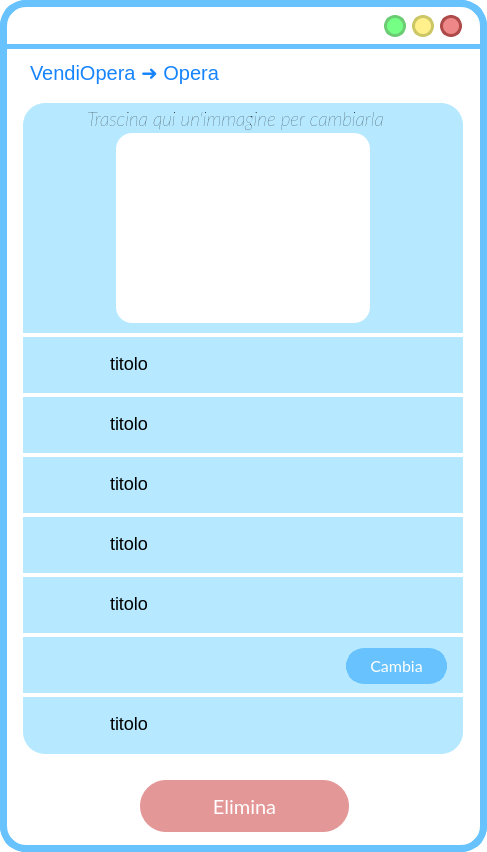
Before: the Qt Designer form frontend/ui/VistaOpera.ui in MrPio/MuseoOmero, drawn with Qt 5.
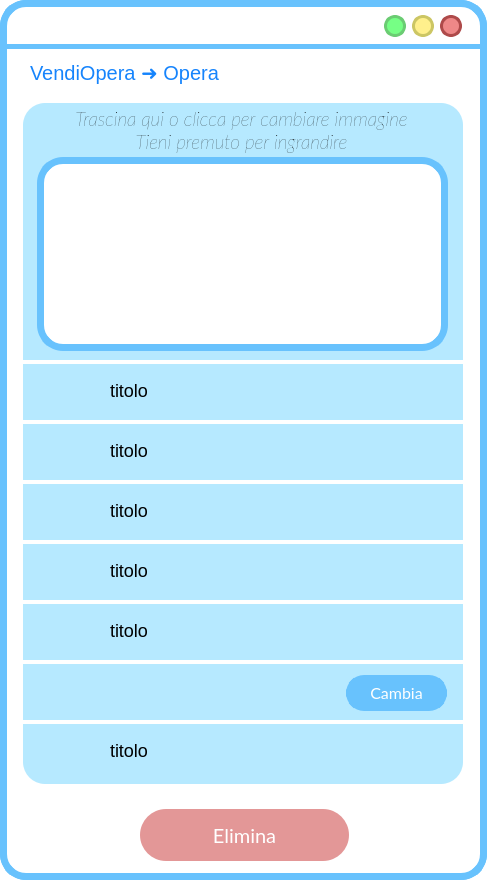
After: the same form once the commit is applied. Icons and pictures are not drawn.

The edit to the form file:
```diff
--- a/frontend/ui/VistaOpera.ui
+++ b/frontend/ui/VistaOpera.ui
@@ -7,7 +7,7 @@
     <x>0</x>
     <y>0</y>
     <width>487</width>
-    <height>852</height>
+    <height>880</height>
    </rect>
   </property>
   <property name="cursor">
@@ -205,7 +205,7 @@
       <x>23</x>
       <y>103</y>
       <width>440</width>
-      <height>651</height>
+      <height>681</height>
      </rect>
     </property>
     <property name="styleSheet">
@@ -375,49 +375,11 @@
      <string/>
     </property>
    </widget>
-   <widget class="QLabel" name="immagineLabel">
-    <property name="geometry">
-     <rect>
-      <x>116</x>
-      <y>133</y>
-      <width>254</width>
-      <height>190</height>
-     </rect>
-    </property>
-    <property name="sizePolicy">
-     <sizepolicy hsizetype="Fixed" vsizetype="Fixed">
-      <horstretch>0</horstretch>
-      <verstretch>0</verstretch>
-     </sizepolicy>
-    </property>
-    <property name="styleSheet">
-     <string notr="true">width: 314px;
-height: 180px;
-border-radius: 16px;
-background-color: rgb(255, 255, 255);
-text-align: center;</string>
-    </property>
-    <property name="text">
-     <string/>
-    </property>
-    <property name="scaledContents">
-     <bool>true</bool>
-    </property>
-    <property name="alignment">
-     <set>Qt::AlignCenter</set>
-    </property>
-    <property name="margin">
-     <number>10</number>
-    </property>
-    <property name="indent">
-     <number>10</number>
-    </property>
-   </widget>
    <widget class="QLabel" name="label_4">
     <property name="geometry">
      <rect>
       <x>20</x>
-      <y>333</y>
+      <y>360</y>
       <width>451</width>
       <height>4</height>
      </rect>
@@ -455,7 +417,7 @@
     <property name="geometry">
      <rect>
       <x>20</x>
-      <y>393</y>
+      <y>420</y>
       <width>450</width>
       <height>4</height>
      </rect>
@@ -493,7 +455,7 @@
     <property name="geometry">
      <rect>
       <x>20</x>
-      <y>453</y>
+      <y>480</y>
       <width>450</width>
       <height>4</height>
      </rect>
@@ -531,7 +493,7 @@
     <property name="geometry">
      <rect>
       <x>20</x>
-      <y>513</y>
+      <y>540</y>
       <width>450</width>
       <height>4</height>
      </rect>
@@ -569,7 +531,7 @@
     <property name="geometry">
      <rect>
       <x>20</x>
-      <y>573</y>
+      <y>600</y>
       <width>450</width>
       <height>4</height>
      </rect>
@@ -607,7 +569,7 @@
     <property name="geometry">
      <rect>
       <x>20</x>
-      <y>633</y>
+      <y>660</y>
       <width>450</width>
       <height>4</height>
      </rect>
@@ -645,7 +607,7 @@
     <property name="geometry">
      <rect>
       <x>20</x>
-      <y>693</y>
+      <y>720</y>
       <width>450</width>
       <height>4</height>
      </rect>
@@ -683,7 +645,7 @@
     <property name="geometry">
      <rect>
       <x>50</x>
-      <y>348</y>
+      <y>375</y>
       <width>34</width>
       <height>34</height>
      </rect>
@@ -708,7 +670,7 @@
     <property name="geometry">
      <rect>
       <x>50</x>
-      <y>408</y>
+      <y>435</y>
       <width>34</width>
       <height>34</height>
      </rect>
@@ -733,7 +695,7 @@
     <property name="geometry">
      <rect>
       <x>50</x>
-      <y>468</y>
+      <y>495</y>
       <width>34</width>
       <height>34</height>
      </rect>
@@ -758,7 +720,7 @@
     <property name="geometry">
      <rect>
       <x>50</x>
-      <y>528</y>
+      <y>555</y>
       <width>34</width>
       <height>34</height>
      </rect>
@@ -783,7 +745,7 @@
     <property name="geometry">
      <rect>
       <x>50</x>
-      <y>588</y>
+      <y>615</y>
       <width>34</width>
       <height>34</height>
      </rect>
@@ -808,7 +770,7 @@
     <property name="geometry">
      <rect>
       <x>50</x>
-      <y>648</y>
+      <y>675</y>
       <width>34</width>
       <height>34</height>
      </rect>
@@ -833,7 +795,7 @@
     <property name="geometry">
      <rect>
       <x>50</x>
-      <y>708</y>
+      <y>735</y>
       <width>34</width>
       <height>34</height>
      </rect>
@@ -858,7 +820,7 @@
     <property name="geometry">
      <rect>
       <x>110</x>
-      <y>348</y>
+      <y>375</y>
       <width>311</width>
       <height>31</height>
      </rect>
@@ -877,7 +839,7 @@
     <property name="geometry">
      <rect>
       <x>110</x>
-      <y>408</y>
+      <y>435</y>
       <width>311</width>
       <height>31</height>
      </rect>
@@ -895,7 +857,7 @@
     <property name="geometry">
      <rect>
       <x>110</x>
-      <y>468</y>
+      <y>495</y>
       <width>311</width>
       <height>31</height>
      </rect>
@@ -913,7 +875,7 @@
     <property name="geometry">
      <rect>
       <x>110</x>
-      <y>528</y>
+      <y>555</y>
       <width>311</width>
       <height>31</height>
      </rect>
@@ -931,7 +893,7 @@
     <property name="geometry">
      <rect>
       <x>110</x>
-      <y>588</y>
+      <y>615</y>
       <width>311</width>
       <height>31</height>
      </rect>
@@ -949,7 +911,7 @@
     <property name="geometry">
      <rect>
       <x>110</x>
-      <y>648</y>
+      <y>675</y>
       <width>241</width>
       <height>31</height>
      </rect>
@@ -967,7 +929,7 @@
     <property name="geometry">
      <rect>
       <x>110</x>
-      <y>708</y>
+      <y>735</y>
       <width>311</width>
       <height>31</height>
      </rect>
@@ -1061,10 +1023,10 @@
    <widget class="QLabel" name="titoloLabel_4">
     <property name="geometry">
      <rect>
-      <x>0</x>
-      <y>103</y>
+      <x>6</x>
+      <y>105</y>
       <width>471</width>
-      <height>31</height>
+      <height>51</height>
      </rect>
     </property>
     <property name="font">
@@ -1083,17 +1045,20 @@
 font: 25 italic 14pt &quot;Lato&quot;;</string>
     </property>
     <property name="text">
-     <string>Trascina qui un'immagine per cambiarla</string>
+     <string>Trascina qui o clicca per cambiare immagine                                                          Tieni premuto per ingrandire</string>
     </property>
     <property name="alignment">
      <set>Qt::AlignCenter</set>
     </property>
+    <property name="wordWrap">
+     <bool>true</bool>
+    </property>
    </widget>
    <widget class="QPushButton" name="eliminaButton">
     <property name="geometry">
      <rect>
       <x>140</x>
-      <y>780</y>
+      <y>809</y>
       <width>209</width>
       <height>52</height>
      </rect>
@@ -1140,7 +1105,7 @@
     <property name="geometry">
      <rect>
       <x>346</x>
-      <y>648</y>
+      <y>675</y>
       <width>101</width>
       <height>36</height>
      </rect>
@@ -1189,6 +1154,62 @@
      <string>Cambia</string>
     </property>
    </widget>
+   <widget class="QWidget" name="horizontalLayoutWidget">
+    <property name="geometry">
+     <rect>
+      <x>37</x>
+      <y>157</y>
+      <width>411</width>
+      <height>194</height>
+     </rect>
+    </property>
+    <layout class="QHBoxLayout" name="horizontalLayout">
+     <item>
+      <widget class="QLabel" name="immagineLabel">
+       <property name="sizePolicy">
+        <sizepolicy hsizetype="Preferred" vsizetype="Preferred">
+         <horstretch>0</horstretch>
+         <verstretch>0</verstretch>
+        </sizepolicy>
+       </property>
+       <property name="minimumSize">
+        <size>
+         <width>0</width>
+         <height>0</height>
+        </size>
+       </property>
+       <property name="maximumSize">
+        <size>
+         <width>360</width>
+         <height>190</height>
+        </size>
+       </property>
+       <property name="styleSheet">
+        <string notr="true">width: 314px;
+height: 180px;
+border-radius: 16px;
+background-color: rgba(255, 255, 255,0);
+text-align: center;</string>
+       </property>
+       <property name="text">
+        <string/>
+       </property>
+       <property name="scaledContents">
+        <bool>true</bool>
+       </property>
+       <property name="alignment">
+        <set>Qt::AlignCenter</set>
+       </property>
+       <property name="margin">
+        <number>10</number>
+       </property>
+       <property name="indent">
+        <number>10</number>
+       </property>
+      </widget>
+     </item>
+    </layout>
+   </widget>
   </widget>
  </widget>
  <resources>
```
